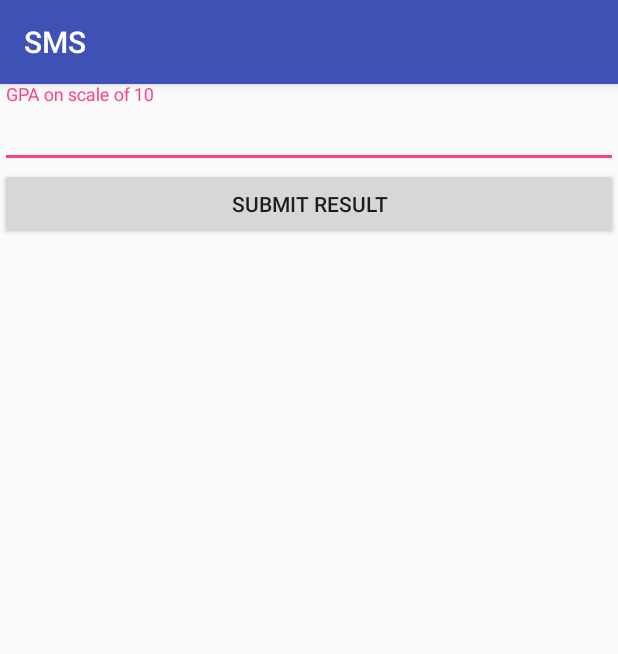
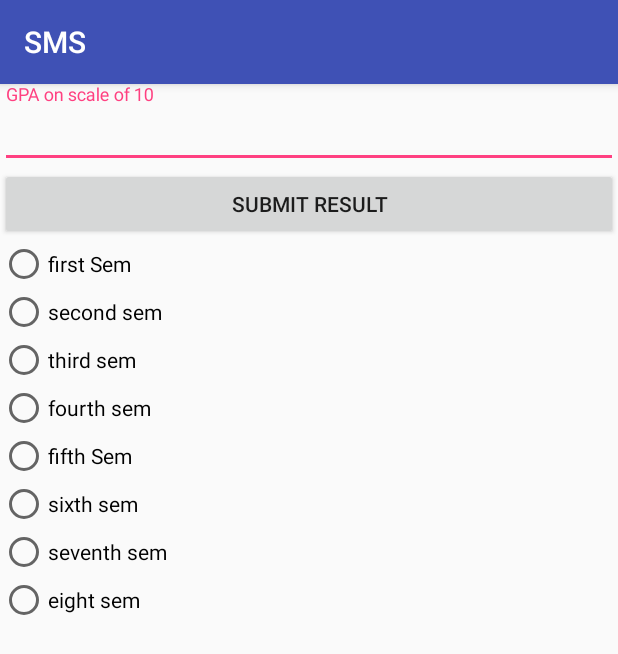
Before and after one commit to sachinitk/SMS, an Android app: the edit_result screen opened directly, with no data from a screen before it, on a phone screen of 412 x 824 dp. Shown: the top 654 px of the screen. Run offline under Robolectric (Android 15) with nearby library versions, the phone set to English and light mode, and no system bars.

Commit message:
update result

```diff
--- a/app/src/main/java/com/example/sachin/sms/SupportClasses/ConfigAdmin.java
+++ b/app/src/main/java/com/example/sachin/sms/SupportClasses/ConfigAdmin.java
@@ -19,4 +19,5 @@ public class ConfigAdmin {
     public static final String admin_login_url = "";
     public static final String admin_add_stud_url = "http://10.50.45.163/SMS/add_stud.php";
     public static final String admin_edit_basic_url = "http://10.50.45.163/SMS/edit_basic.php";
+    public static final String admin_edit_result_url = "http://10.50.45.163/SMS/update_result.php";
 }
--- a/app/src/main/res/layout/activity_admin_menu.xml
+++ b/app/src/main/res/layout/activity_admin_menu.xml
@@ -46,7 +46,7 @@
         android:layout_width="match_parent"
         android:layout_height="wrap_content"
         android:text="@string/delete_stud"
-        android:layout_marginTop="400dp"/>
+        android:layout_marginTop="250dp"/>
     <Button
         android:id="@+id/Logout"
         android:layout_width="match_parent"
--- a/app/src/main/res/layout/activity_edit_result.xml
+++ b/app/src/main/res/layout/activity_edit_result.xml
@@ -6,13 +6,6 @@
     android:layout_height="match_parent"
     tools:context="com.example.sachin.sms.Admin.studnent_details.update.edit_result">
 
-    <LinearLayout
-        android:id="@+id/llresult"
-        android:layout_width="match_parent"
-        android:layout_height="wrap_content"
-        android:orientation="vertical">
-
-    </LinearLayout>
 
     <LinearLayout
         android:id="@+id/sub_result"
@@ -30,14 +23,63 @@
         android:layout_height="wrap_content"
         android:hint="@string/cgpa" />
     </android.support.design.widget.TextInputLayout>
+        <Button
+            android:id="@+id/submit_gpa"
+
+            android:layout_width="match_parent"
+            android:layout_height="wrap_content"
+            android:text="@string/submit_gpa"/>
+        <RadioGroup
+            android:id="@+id/rg_edit_result"
+            android:layout_width="match_parent"
+            android:layout_height="wrap_content"
+            android:orientation="vertical">
+
+            <RadioButton
+                android:id="@+id/first"
+                android:layout_width="match_parent"
+                android:layout_height="wrap_content"
+                android:text="first Sem"/>
+            <RadioButton
+                android:id="@+id/second"
+                android:layout_width="match_parent"
+                android:layout_height="wrap_content"
+                android:text="second sem"/>
+            <RadioButton
+                android:id="@+id/third"
+                android:layout_width="match_parent"
+                android:layout_height="wrap_content"
+                android:text="third sem"/>
+            <RadioButton
+                android:id="@+id/fourth"
+                android:layout_width="match_parent"
+                android:layout_height="wrap_content"
+                android:text="fourth sem"/>
+            <RadioButton
+                android:id="@+id/fifth"
+                android:layout_width="match_parent"
+                android:layout_height="wrap_content"
+                android:text="fifth Sem"/>
+            <RadioButton
+                android:id="@+id/sixth"
+                android:layout_width="match_parent"
+                android:layout_height="wrap_content"
+                android:text="sixth sem"/>
+            <RadioButton
+                android:id="@+id/seventh"
+                android:layout_width="match_parent"
+                android:layout_height="wrap_content"
+                android:text="seventh sem"/>
+            <RadioButton
+                android:id="@+id/eight"
+                android:layout_width="match_parent"
+                android:layout_height="wrap_content"
+                android:text="eight sem"/>
 
 
-    <Button
-        android:id="@+id/submit_gpa"
-
-        android:layout_width="match_parent"
-        android:layout_height="wrap_content"
-        android:text="@string/submit_gpa"/>
+        </RadioGroup>
     </LinearLayout>
 
+
+
 </RelativeLayout>
```
Also changed, not shown: app/src/main/java/com/example/sachin/sms/Admin/studnent_details/update/edit_result.java (+120 -1 lines).
